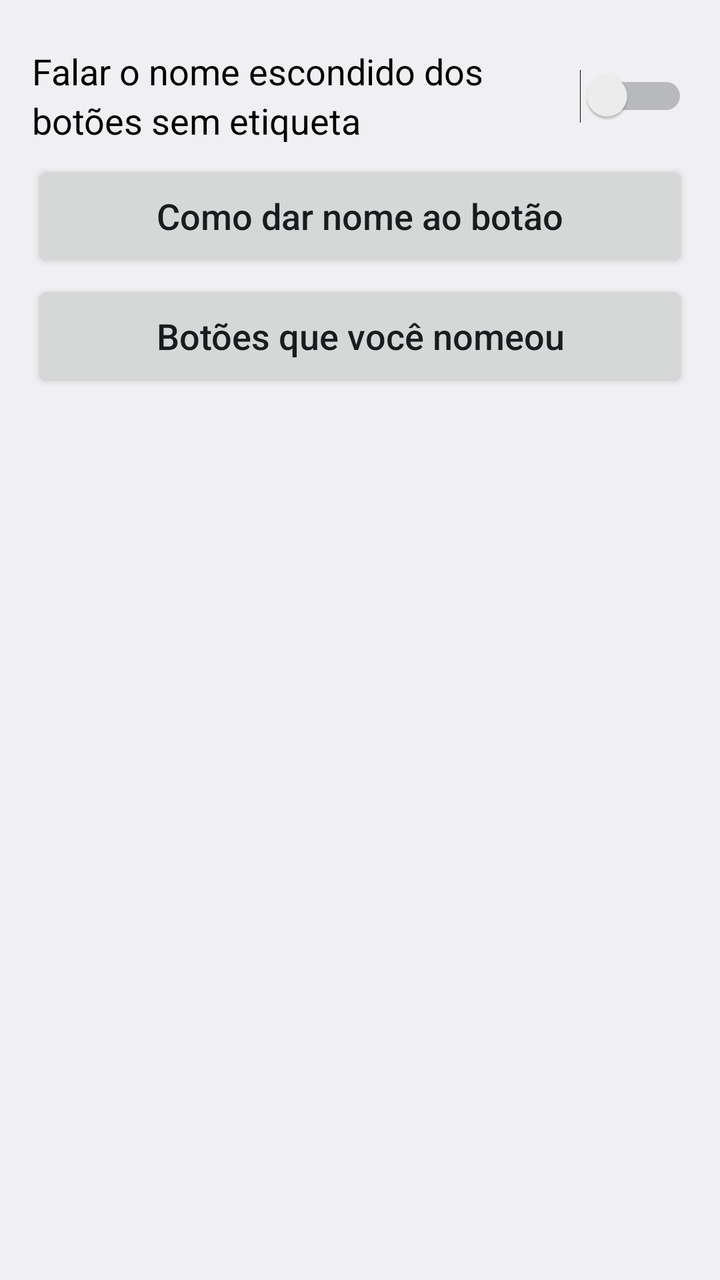
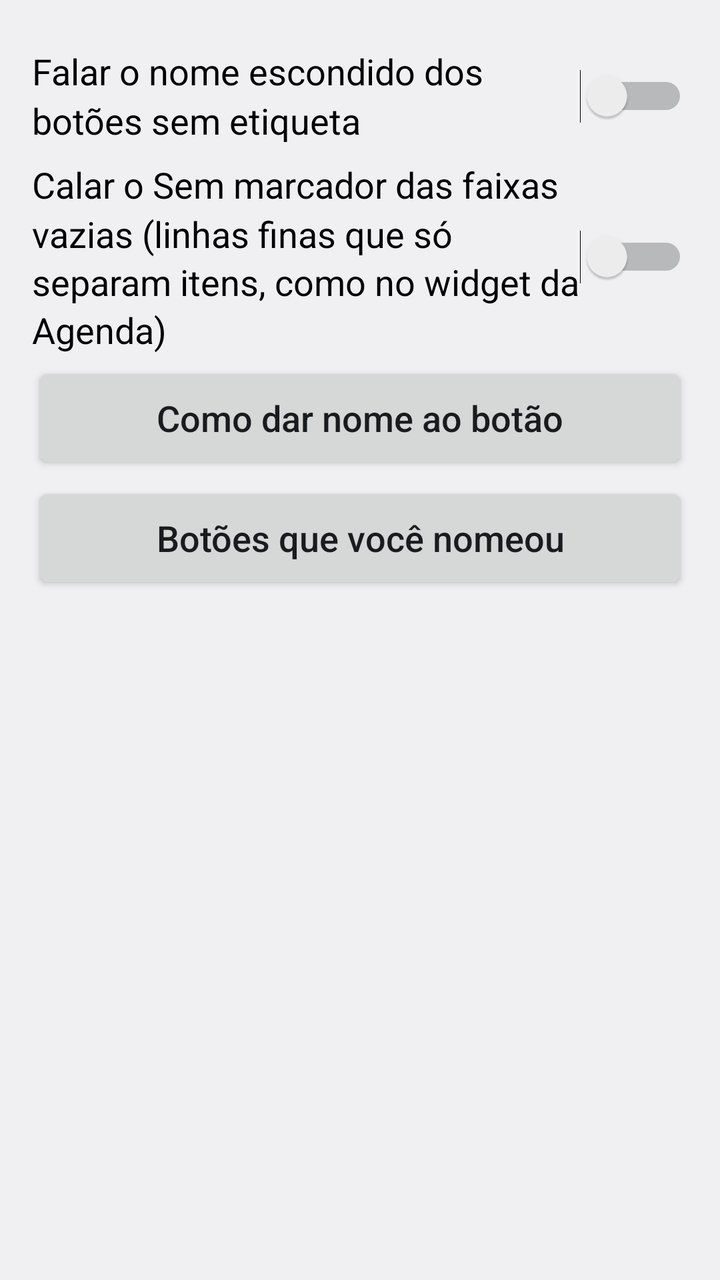

The first picture is an Android layout as it rendered before a commit; the second is the same layout after the commit. The layout source and the unified diff follow.
<!-- AndroidManifest.xml: application theme AppTheme -->
<!-- res/layout/activity_unlabeled.xml -->
<?xml version="1.0" encoding="utf-8"?>
<ScrollView xmlns:android="http://schemas.android.com/apk/res/android"
    android:layout_width="match_parent"
    android:layout_height="match_parent"
    android:fillViewport="true">

    <LinearLayout
        android:layout_width="match_parent"
        android:layout_height="wrap_content"
        android:orientation="vertical"
        android:padding="16dp">

        <Switch
            android:id="@+id/switch_unlabeled"
            style="@style/Row"
            android:text="@string/unlabeled_switch" />

        <Button
            android:id="@+id/btn_name_button"
            style="@style/Row"
            android:text="@string/name_button_how" />

        <Button
            android:id="@+id/btn_named_list"
            style="@style/Row"
            android:text="@string/name_button_list" />
    </LinearLayout>
</ScrollView>
<!-- resources referenced by this layout -->
<resources>
  <string name="name_button_how">Como dar nome ao botão</string>
  <string name="name_button_list">Botões que você nomeou</string>
  <string name="unlabeled_switch">Falar o nome escondido dos botões sem etiqueta</string>
  <style name="Row">
          <item name="android:layout_width">match_parent</item>
          <item name="android:layout_height">wrap_content</item>
          <item name="android:minHeight">56dp</item>
          <item name="android:layout_marginTop">4dp</item>
          
          <item name="android:textSize">18sp</item>
          <item name="android:textAllCaps">false</item>
          <item name="android:lineSpacingMultiplier">1.15</item>
          <item name="android:textColorHint">?android:attr/textColorSecondary</item>
      </style>
  <style name="AppTheme" parent="android:Theme.Material.Light.DarkActionBar" />
</resources>

<!-- the commit's change to res/layout/activity_unlabeled.xml (unified diff, before → after) -->
@@ -15,6 +15,11 @@
             style="@style/Row"
             android:text="@string/unlabeled_switch" />
 
+        <Switch
+            android:id="@+id/switch_silence_thin"
+            style="@style/Row"
+            android:text="@string/silence_thin_switch" />
+
         <Button
             android:id="@+id/btn_name_button"
             style="@style/Row"
<!-- resource entries referenced after the edit -->
@@ -2,6 +2,7 @@
 <resources>
   <string name="name_button_how">Como dar nome ao botão</string>
   <string name="name_button_list">Botões que você nomeou</string>
+  <string name="silence_thin_switch">Calar o Sem marcador das faixas vazias (linhas finas que só separam itens, como no widget da Agenda)</string>
   <string name="unlabeled_switch">Falar o nome escondido dos botões sem etiqueta</string>
   <style name="Row">
           <item name="android:layout_width">match_parent</item>
